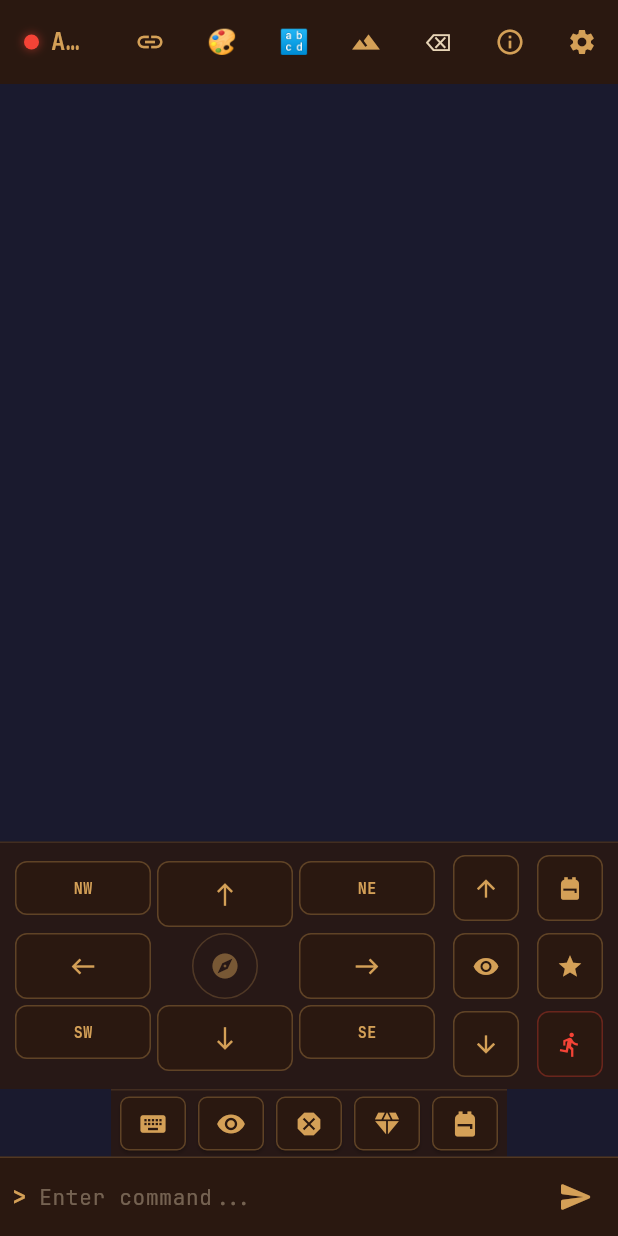
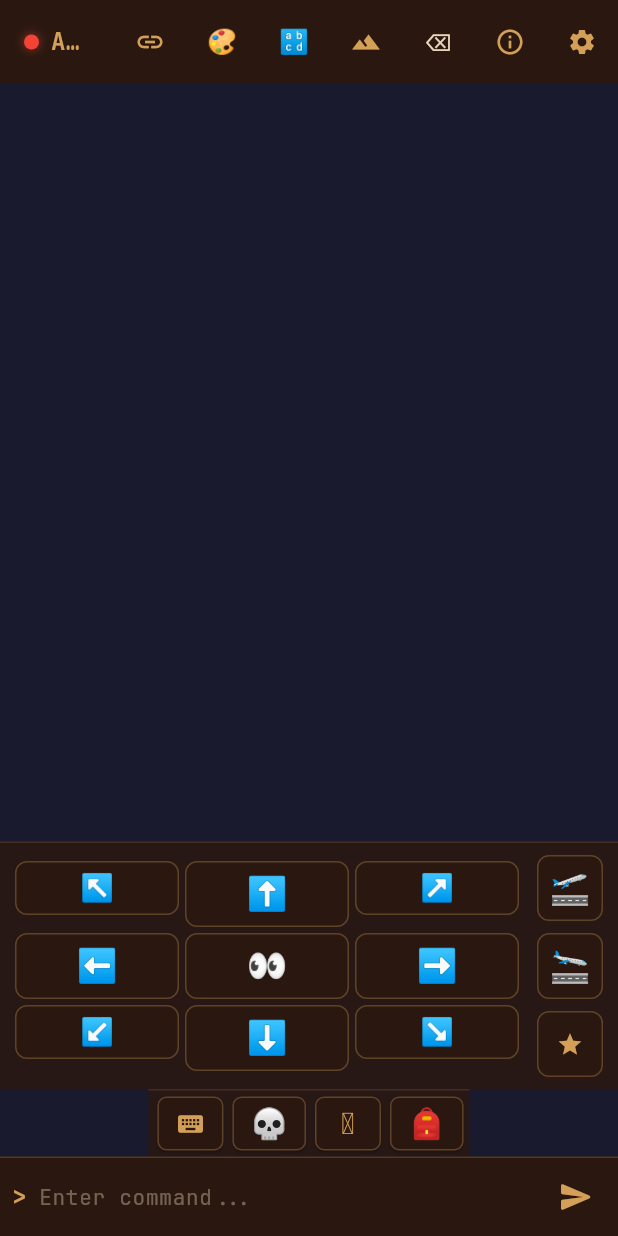
Before and after one commit to samilamti/ancient-anguish-client, a Flutter app: the screen it shows after launch, on a phone screen of 412 x 824 dp. Run offline on Flutter 3.47's test engine with Material 3 defaults, Android fonts, the phone set to English and light mode, and no system bars; our stand-ins replace equatable, file_picker, flutter_riverpod, in_app_purchase, web; missing offline and left inert: dart:js_interop, flutter_soloud.

Commit message:
Overhaul mobile D-Pad and quick commands
D-Pad
- 8 compass arrows become emoji (↖️ ⬆️ ↗️ ⬅️ ➡️ ↙️ ⬇️ ↘️).
- The compass centre is now a 👀 Look button — replaces both the
  dedicated Look button (middle of the right column) and the Look quick
  command on the command row.
- Up/Down use airplane emoji (🛫 / 🛬); Flee and the top Inv are gone.
- Tapping any D-Pad button now hides the soft keyboard first so the
  room text after the action isn't occluded.

Quick commands
- Icons can now be emoji or Material icons. `iconWidgetFromName` picks
  whichever applies; the picker grid and the drawer list both follow
  suit.
- Default command set drops Look (D-Pad covers it) and leans on emoji:
  💀 Kill, 🪎 Loot, 🎒 Inventory.
- Tapping any quick command hides the keyboard first (the "Show
  keyboard" button re-requests focus afterwards, so its UX is
  unchanged).

Co-Authored-By: Claude Opus 4.7 (1M context) <noreply@anthropic.com>

```diff
--- a/lib/models/quick_command.dart
+++ b/lib/models/quick_command.dart
@@ -57,14 +57,9 @@ class QuickCommand {
         enabled: json['enabled'] as bool? ?? true,
       );
 
-  /// The four built-in defaults for a fresh install.
+  /// The built-in defaults for a fresh install. Look intentionally omitted —
+  /// the D-Pad's center button covers that.
   static const List<QuickCommand> defaults = [
-    QuickCommand(
-      id: 'default_look',
-      label: 'Look',
-      iconName: 'eye',
-      command: 'look',
-    ),
     QuickCommand(
       id: 'default_kill',
       label: 'Kill',
--- a/lib/ui/screens/quick_commands_settings_screen.dart
+++ b/lib/ui/screens/quick_commands_settings_screen.dart
@@ -148,8 +148,9 @@ class _QuickCommandTile extends StatelessWidget {
     ];
 
     return ListTile(
-      leading: Icon(
-        iconFromName(command.iconName),
+      leading: iconWidgetFromName(
+        command.iconName,
+        size: 24,
         color: command.enabled
             ? theme.colorScheme.primary
             : theme.colorScheme.onSurface.withAlpha(60),
@@ -349,8 +350,8 @@ class _QuickCommandEditScreenState
                   child: Column(
                     mainAxisAlignment: MainAxisAlignment.center,
                     children: [
-                      Icon(
-                        iconFromName(name),
+                      iconWidgetFromName(
+                        name,
                         size: 24,
                         color: selected
                             ? theme.colorScheme.primary
--- a/lib/ui/widgets/mobile/d_pad.dart
+++ b/lib/ui/widgets/mobile/d_pad.dart
@@ -3,7 +3,6 @@ import 'package:flutter_riverpod/flutter_riverpod.dart';
 
 import '../../../providers/connection_provider.dart';
 import '../../../providers/game_state_provider.dart';
-import '../status/status_bar.dart' show showRenameAreaDialog;
 
 /// A compass-rose directional pad for mobile navigation.
 ///
@@ -38,53 +37,26 @@ class DPad extends ConsumerWidget {
 
           const SizedBox(width: 8),
 
-          // Up / Down / Look column.
+          // Vertical column: Up / Down / Score.
           Column(
             mainAxisSize: MainAxisSize.min,
             children: [
               _DPadButton(
                 label: 'Up',
-                icon: Icons.arrow_upward,
+                emoji: '🛫',
                 onPressed: () => send('up'),
               ),
               const SizedBox(height: 4),
               _DPadButton(
-                label: 'Look',
-                icon: Icons.visibility,
-                onPressed: () => send('look'),
-              ),
-              const SizedBox(height: 4),
-              _DPadButton(
                 label: 'Down',
-                icon: Icons.arrow_downward,
+                emoji: '🛬',
                 onPressed: () => send('down'),
-              ),
-            ],
-          ),
-
-          const SizedBox(width: 8),
-
-          // Quick action column.
-          Column(
-            mainAxisSize: MainAxisSize.min,
-            children: [
-              _DPadButton(
-                label: 'Inv',
-                icon: Icons.backpack,
-                onPressed: () => send('inventory'),
               ),
               const SizedBox(height: 4),
               _DPadButton(
                 label: 'Score',
                 icon: Icons.star,
                 onPressed: () => send('score'),
-              ),
-              const SizedBox(height: 4),
-              _DPadButton(
-                label: 'Flee',
-                icon: Icons.directions_run,
-                onPressed: () => send('flee'),
-                color: Colors.red,
               ),
             ],
           ),
@@ -94,7 +66,9 @@ class DPad extends ConsumerWidget {
   }
 }
 
-/// The 8-direction compass rose widget.
+/// The 8-direction compass rose widget. The center cell doubles as a Look
+/// button so the user can re-render the current room without leaving the
+/// D-Pad.
 class _CompassRose extends StatelessWidget {
   final void Function(String command) onDirection;
 
@@ -109,16 +83,18 @@ class _CompassRose extends StatelessWidget {
         TableRow(children: [
           _DPadButton(
             label: 'NW',
+            emoji: '↖️',
             onPressed: () => onDirection('northwest'),
             compact: true,
           ),
           _DPadButton(
             label: 'N',
-            icon: Icons.north,
+            emoji: '⬆️',
             onPressed: () => onDirection('north'),
           ),
           _DPadButton(
             label: 'NE',
+            emoji: '↗️',
             onPressed: () => onDirection('northeast'),
             compact: true,
           ),
@@ -126,30 +102,35 @@ class _CompassRose extends StatelessWidget {
         TableRow(children: [
           _DPadButton(
             label: 'W',
-            icon: Icons.west,
+            emoji: '⬅️',
             onPressed: () => onDirection('west'),
           ),
-          // Center: compass indicator.
-          _CompassCenter(),
+          _DPadButton(
+            label: 'Look',
+            emoji: '👀',
+            onPressed: () => onDirection('look'),
+          ),
           _DPadButton(
             label: 'E',
-            icon: Icons.east,
+            emoji: '➡️',
             onPressed: () => onDirection('east'),
           ),
         ]),
         TableRow(children: [
           _DPadButton(
             label: 'SW',
+            emoji: '↙️',
             onPressed: () => onDirection('southwest'),
             compact: true,
           ),
           _DPadButton(
             label: 'S',
-            icon: Icons.south,
+            emoji: '⬇️',
             onPressed: () => onDirection('south'),
           ),
           _DPadButton(
             label: 'SE',
+            emoji: '↘️',
             onPressed: () => onDirection('southeast'),
             compact: true,
           ),
@@ -159,87 +140,54 @@ class _CompassRose extends StatelessWidget {
   }
 }
 
-/// The center piece of the compass rose.
+/// A single direction button on the D-Pad.
 ///
-/// Shows the current area name when known, or a compass icon otherwise.
-class _CompassCenter extends ConsumerWidget {
-  @override
-  Widget build(BuildContext context, WidgetRef ref) {
-    final theme = Theme.of(context);
-    final areaName = ref.watch(
-      gameStateProvider.select((s) => s.currentArea),
-    );
-
-    return Padding(
-      padding: const EdgeInsets.all(2),
-      child: SizedBox(
-        width: 44,
-        height: 44,
-        child: DecoratedBox(
-          decoration: BoxDecoration(
-            shape: BoxShape.circle,
-            border: Border.all(
-              color: theme.colorScheme.primary.withAlpha(60),
-            ),
-          ),
-          child: areaName != null
-              ? Tooltip(
-                  message: 'Click to rename',
-                  child: GestureDetector(
-                    onTap: () => showRenameAreaDialog(context, ref),
-                    child: Center(
-                      child: Padding(
-                        padding: const EdgeInsets.all(2),
-                        child: Text(
-                          areaName,
-                          textAlign: TextAlign.center,
-                          maxLines: 2,
-                          overflow: TextOverflow.ellipsis,
-                          style: TextStyle(
-                            fontFamily: 'JetBrainsMono',
-                            fontSize: 7,
-                            fontWeight: FontWeight.bold,
-                            color: theme.colorScheme.primary,
-                          ),
-                        ),
-                      ),
-                    ),
-                  ),
-                )
-              : Icon(
-                  Icons.explore,
-                  size: 20,
-                  color: theme.colorScheme.primary.withAlpha(120),
-                ),
-        ),
-      ),
-    );
-  }
-}
-
-/// A single direction button on the D-Pad.
+/// Exactly one of [emoji] or [icon] should be provided; [label] is always
+/// used for the tooltip/semantic text even when a glyph is shown.
 class _DPadButton extends StatelessWidget {
   final String label;
   final IconData? icon;
+  final String? emoji;
   final VoidCallback onPressed;
   final bool compact;
-  final Color? color;
 
   const _DPadButton({
     required this.label,
     this.icon,
+    this.emoji,
     required this.onPressed,
     this.compact = false,
-    this.color,
   });
 
   @override
   Widget build(BuildContext context) {
     final theme = Theme.of(context);
-    final buttonColor = color ?? theme.colorScheme.primary;
+    final buttonColor = theme.colorScheme.primary;
+
+    final Widget child;
+    if (emoji != null) {
+      child = Text(
+        emoji!,
+        style: TextStyle(fontSize: compact ? 18 : 22, height: 1.0),
+      );
+    } else if (icon != null) {
+      child = Icon(icon, size: 18, color: buttonColor);
+    } else {
+      child = Text(
+        label,
+        style: TextStyle(
+          fontFamily: 'JetBrainsMono',
+          fontSize: compact ? 10 : 11,
+          fontWeight: FontWeight.bold,
+          color: buttonColor,
+        ),
+      );
+    }
 
     return Padding(
       padding: const EdgeInsets.all(2),
+      child: Tooltip(
+        message: label,
         child: SizedBox(
           width: compact ? 40 : 44,
           height: compact ? 36 : 44,
@@ -250,20 +198,14 @@ class _DPadButton extends StatelessWidget {
               side: BorderSide(color: buttonColor.withAlpha(80)),
             ),
             child: InkWell(
-            onTap: onPressed,
+              onTap: () {
+                // Hide the soft keyboard when moving around so the room text
+                // isn't occluded by it.
+                FocusManager.instance.primaryFocus?.unfocus();
+                onPressed();
+              },
               borderRadius: BorderRadius.circular(8),
-            child: Center(
-              child: icon != null && !compact
-                  ? Icon(icon, size: 18, color: buttonColor)
-                  : Text(
-                      label,
-                      style: TextStyle(
-                        fontFamily: 'JetBrainsMono',
-                        fontSize: compact ? 10 : 11,
-                        fontWeight: FontWeight.bold,
-                        color: buttonColor,
-                      ),
-                    ),
+              child: Center(child: child),
             ),
           ),
         ),
--- a/lib/ui/widgets/mobile/quick_commands.dart
+++ b/lib/ui/widgets/mobile/quick_commands.dart
@@ -39,7 +39,7 @@ class QuickCommands extends ConsumerWidget {
         children: [
           _QuickCommandButton(
             tooltip: 'Show keyboard',
-            icon: Icons.keyboard,
+            leading: const Icon(Icons.keyboard, size: 20),
             onPressed: () {
               ref.read(inputFocusProvider).requestFocus();
             },
@@ -47,7 +47,7 @@ class QuickCommands extends ConsumerWidget {
           for (final cmd in commands)
             _QuickCommandButton(
               tooltip: cmd.label,
-              icon: iconFromName(cmd.iconName),
+              leading: iconWidgetFromName(cmd.iconName),
               onPressed: () => _handleCommand(context, ref, cmd),
             ),
         ],
@@ -89,12 +89,12 @@ class QuickCommands extends ConsumerWidget {
 
 class _QuickCommandButton extends StatelessWidget {
   final String tooltip;
-  final IconData icon;
+  final Widget leading;
   final VoidCallback onPressed;
 
   const _QuickCommandButton({
     required this.tooltip,
-    required this.icon,
+    required this.leading,
     required this.onPressed,
   });
 
@@ -107,7 +107,13 @@ class _QuickCommandButton extends StatelessWidget {
       child: SizedBox(
         height: 36,
         child: ElevatedButton(
-          onPressed: onPressed,
+          onPressed: () {
+            // Hide the soft keyboard when invoking any quick command so the
+            // subsequent output is visible; callers that want the keyboard
+            // back (e.g. "Show keyboard") re-request focus afterwards.
+            FocusManager.instance.primaryFocus?.unfocus();
+            onPressed();
+          },
           style: ElevatedButton.styleFrom(
             backgroundColor: theme.colorScheme.surface,
             foregroundColor: theme.colorScheme.primary,
@@ -120,7 +126,7 @@ class _QuickCommandButton extends StatelessWidget {
             ),
             minimumSize: const Size(44, 36),
           ),
-          child: Icon(icon, size: 20),
+          child: leading,
         ),
       ),
     );
--- a/lib/utils/quick_command_icons.dart
+++ b/lib/utils/quick_command_icons.dart
@@ -1,13 +1,7 @@
 import 'package:flutter/material.dart';
 
-// Stock Flutter Material Icons has no dedicated skull glyph, so 'skull' maps to
-// Icons.dangerous (circular skull-and-crossbones warning) as the closest visual
-// analogue. Swapping in a real skull would require pulling in material_symbols.
 const Map<String, IconData> _kIcons = {
   'eye': Icons.visibility,
-  'skull': Icons.dangerous,
-  'treasure': Icons.diamond,
-  'bag': Icons.backpack,
   'sword': Icons.sports_martial_arts,
   'shield': Icons.shield,
   'heart': Icons.favorite,
@@ -27,6 +21,36 @@ const Map<String, IconData> _kIcons = {
   'down': Icons.keyboard_arrow_down,
 };
 
-IconData iconFromName(String name) => _kIcons[name] ?? Icons.bolt;
+/// Icon names that render as a Unicode emoji instead of a Material Icon.
+/// Material's core font has no glyphs for these, and the emoji reads better
+/// on mobile anyway.
+const Map<String, String> _kEmojis = {
+  'skull': '💀',
+  'bag': '🎒',
+  'treasure': '🪎',
+};
 
-List<String> availableIconNames() => _kIcons.keys.toList(growable: false);
+/// Canonical order of picker entries — emoji names first so they're easy to
+/// find, followed by the Material icons.
+List<String> availableIconNames() =>
+    [..._kEmojis.keys, ..._kIcons.keys];
+
+/// Returns a rendered leading widget for the given icon name, choosing
+/// between an emoji glyph and a Material icon. Unknown names fall back to
+/// [Icons.bolt]. Use [size] and [color] to match the surrounding widget.
+Widget iconWidgetFromName(
+  String name, {
+  double size = 20,
+  Color? color,
+}) {
+  final emoji = _kEmojis[name];
+  if (emoji != null) {
+    // Emoji glyphs render smaller than Material icons at the same nominal
+    // size; bump the font size a little so they land visually balanced.
+    return Text(
+      emoji,
+      style: TextStyle(fontSize: size, height: 1.0),
+    );
+  }
+  return Icon(_kIcons[name] ?? Icons.bolt, size: size, color: color);
+}
```
Also changed, not shown: 1 other file. Lines whose indentation alone changed are shown as unchanged.
